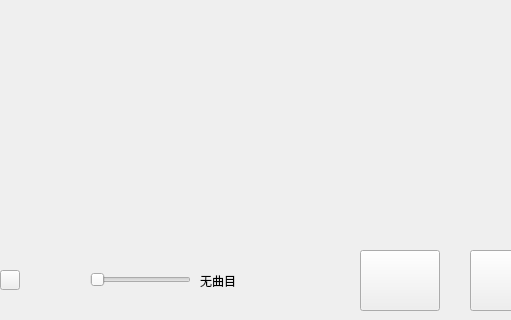
This is MediaPre/mainwindow.ui in wangqiang9/MusicPlayerQt5 as Qt 5 draws it before an edit; both pictures show x 0 to 511 and y 280 to 600 of the 1100 by 600 pixel window. The edited form follows.
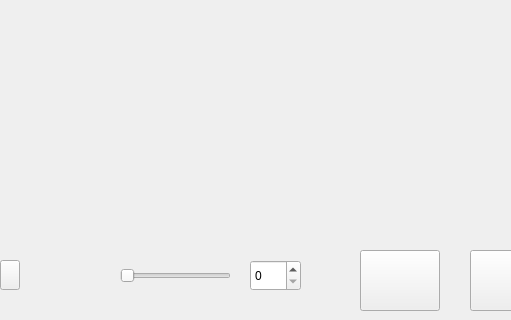
This is the edited form.

Diff of the .ui file:
```diff
--- a/MediaPre/mainwindow.ui
+++ b/MediaPre/mainwindow.ui
@@ -98,15 +98,21 @@
     <property name="geometry">
      <rect>
       <x>0</x>
-      <y>550</y>
+      <y>540</y>
       <width>20</width>
-      <height>20</height>
+      <height>30</height>
      </rect>
     </property>
+    <property name="minimumSize">
+     <size>
+      <width>0</width>
+      <height>30</height>
+     </size>
+    </property>
     <property name="maximumSize">
      <size>
       <width>20</width>
-      <height>20</height>
+      <height>30</height>
      </size>
     </property>
     <property name="text">
@@ -116,10 +122,10 @@
    <widget class="QSlider" name="VolumSplider">
     <property name="geometry">
      <rect>
-      <x>90</x>
-      <y>550</y>
-      <width>101</width>
-      <height>20</height>
+      <x>120</x>
+      <y>540</y>
+      <width>111</width>
+      <height>31</height>
      </rect>
     </property>
     <property name="orientation">
@@ -139,19 +145,6 @@
      <enum>Qt::Horizontal</enum>
     </property>
    </widget>
-   <widget class="QLabel" name="Namelabel">
-    <property name="geometry">
-     <rect>
-      <x>200</x>
-      <y>530</y>
-      <width>151</width>
-      <height>61</height>
-     </rect>
-    </property>
-    <property name="text">
-     <string>无曲目</string>
-    </property>
-   </widget>
    <widget class="QLabel" name="label">
     <property name="geometry">
      <rect>
@@ -178,6 +171,16 @@
      <string/>
     </property>
    </widget>
+   <widget class="QSpinBox" name="VolumBox">
+    <property name="geometry">
+     <rect>
+      <x>250</x>
+      <y>540</y>
+      <width>51</width>
+      <height>31</height>
+     </rect>
+    </property>
+   </widget>
   </widget>
  </widget>
  <layoutdefault spacing="6" margin="11"/>
```
